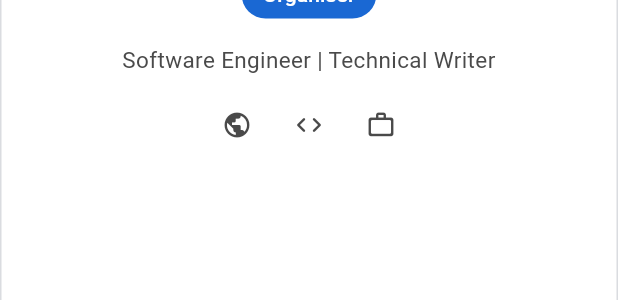
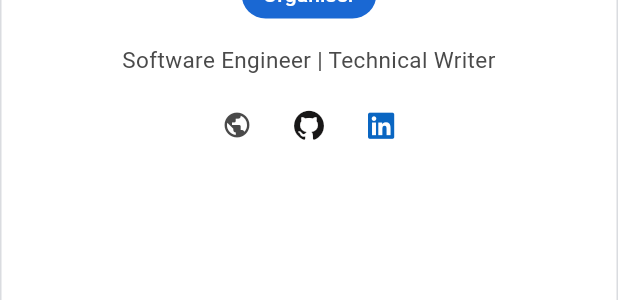
Before and after one commit to iclectic/flutter_birmingham_website, a Flutter app: the TeamMemberCard widget shown alone on an empty page, opened directly with sample values from the repository, on a phone screen of 412 x 824 dp. Shown: the part 430-730 px from the top of the screen. Run offline on Flutter 3.47's test engine with Material 3 defaults, Android fonts, the phone set to English and light mode, and no system bars; our stand-ins replace flutter_riverpod, font_awesome_flutter, go_router, visibility_detector; Roboto replaces fonts that are missing (Google Sans).

Commit message:
Team: GitHub and LinkedIn brand icons; add Oluwabukunmi's GitHub
Co-Authored-By: Ibim Braide <tansonestost@yahoo.com>

```diff
--- a/lib/data/content/team.dart
+++ b/lib/data/content/team.dart
@@ -30,5 +30,6 @@ const List<TeamMember> team = [
     bio: 'Software Engineer | Power Platform Developer',
     photoAsset: 'assets/images/team/oluwabukunmi_rufus.jpg',
     linkedInUrl: 'https://www.linkedin.com/in/oluwabukunmi-rufus-761015256/',
+    gitHubUrl: 'https://github.com/Rufusbhekay',
   ),
 ];
--- a/lib/features/team/team_page.dart
+++ b/lib/features/team/team_page.dart
@@ -1,5 +1,6 @@
 import 'package:flutter/material.dart';
 import 'package:flutter_riverpod/flutter_riverpod.dart';
+import 'package:font_awesome_flutter/font_awesome_flutter.dart';
 
 import '../../app/providers.dart';
 import '../../core/constants/app_colors.dart';
@@ -143,19 +144,27 @@ class TeamMemberCard extends StatelessWidget {
                 children: [
                   if (member.websiteUrl != null)
                     _SocialLink(
-                      icon: Icons.public_rounded,
+                      icon: const Icon(Icons.public_rounded, size: 20),
                       url: member.websiteUrl!,
                       tooltip: 'Website',
                     ),
                   if (member.gitHubUrl != null)
                     _SocialLink(
-                      icon: Icons.code_rounded,
+                      icon: const FaIcon(
+                        FontAwesomeIcons.github,
+                        size: 20,
+                        color: _gitHubColor,
+                      ),
                       url: member.gitHubUrl!,
                       tooltip: 'GitHub',
                     ),
                   if (member.linkedInUrl != null)
                     _SocialLink(
-                      icon: Icons.work_outline_rounded,
+                      icon: const FaIcon(
+                        FontAwesomeIcons.linkedin,
+                        size: 20,
+                        color: _linkedInColor,
+                      ),
                       url: member.linkedInUrl!,
                       tooltip: 'LinkedIn',
                     ),
@@ -231,20 +240,23 @@ class _Avatar extends StatelessWidget {
   }
 }
 
+const _gitHubColor = Color(0xFF181717);
+const _linkedInColor = Color(0xFF0A66C2);
+
 class _SocialLink extends StatelessWidget {
   const _SocialLink({
     required this.icon,
     required this.url,
     required this.tooltip,
   });
-  final IconData icon;
+  final Widget icon;
   final String url;
   final String tooltip;
 
   @override
   Widget build(BuildContext context) {
     return IconButton(
-      icon: Icon(icon, size: 20),
+      icon: icon,
       color: AppColors.body,
       tooltip: tooltip,
       onPressed: () => UrlService.open(url),
--- a/pubspec.yaml
+++ b/pubspec.yaml
@@ -26,6 +26,7 @@ dependencies:
   visibility_detector: ^0.4.0+2
 
   intl: ^0.20.3
+  font_awesome_flutter: ^11.0.0
 
 dev_dependencies:
   flutter_test:
```
Also changed, not shown: pubspec.lock.
